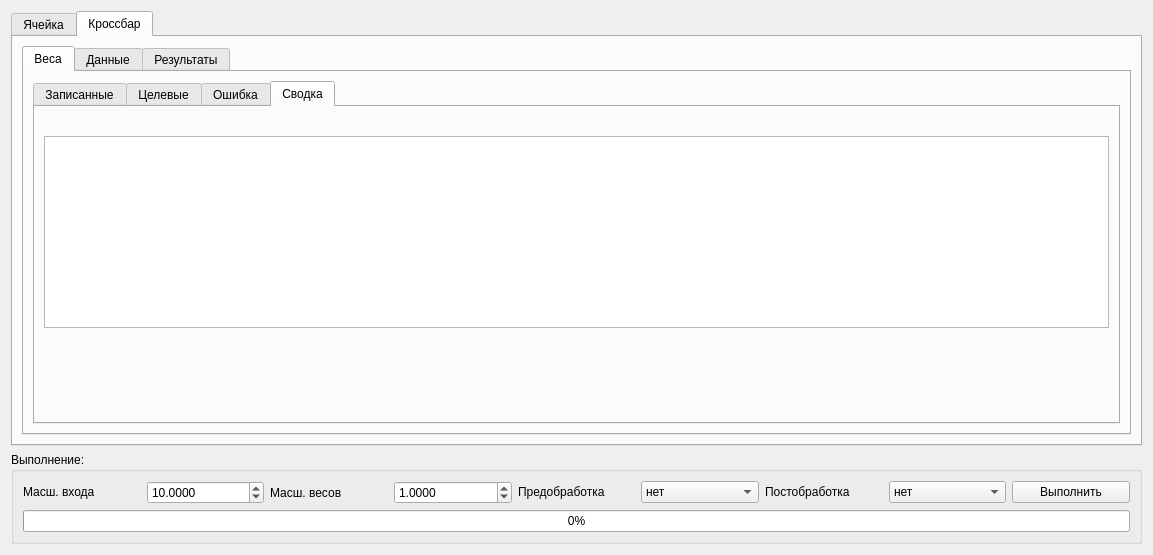
Old version of the form gui/uies/math.ui in the repository neurocomputer/MemriBoard.
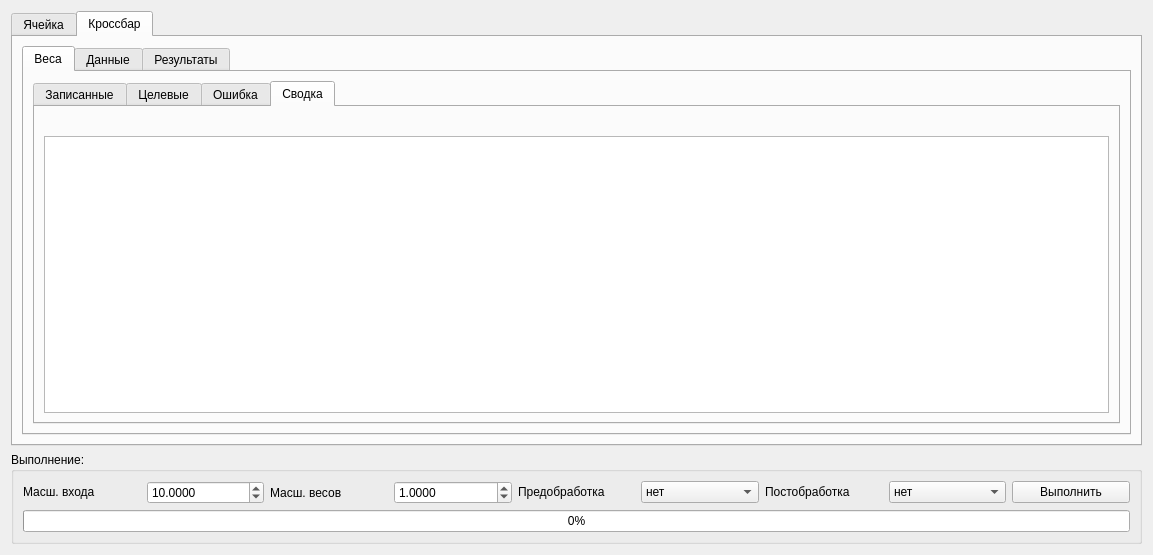
New version of the form. The open tabs and pages were chosen to show the change.

Commit message: data summary

The edit to the form file:
```diff
--- a/gui/uies/math.ui
+++ b/gui/uies/math.ui
@@ -458,20 +458,7 @@
                 </widget>
                </item>
                <item>
-                <widget class="QTableWidget" name="table_summary"/>
-               </item>
-               <item>
-                <spacer name="verticalSpacer">
-                 <property name="orientation">
-                  <enum>Qt::Vertical</enum>
-                 </property>
-                 <property name="sizeHint" stdset="0">
-                  <size>
-                   <width>20</width>
-                   <height>40</height>
-                  </size>
-                 </property>
-                </spacer>
+                <widget class="QTableWidget" name="table_summary_weights"/>
                </item>
               </layout>
              </widget>
```
Left out of the diff: 16 changed lines with no effect on the pictures. The commit also changes 1 other file.
